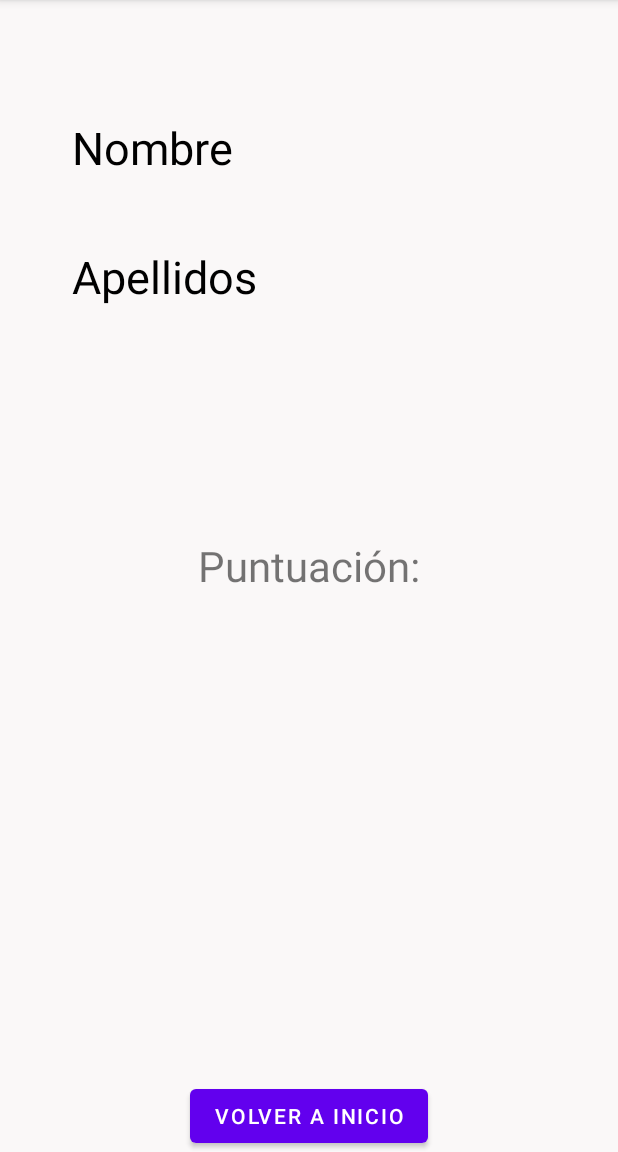
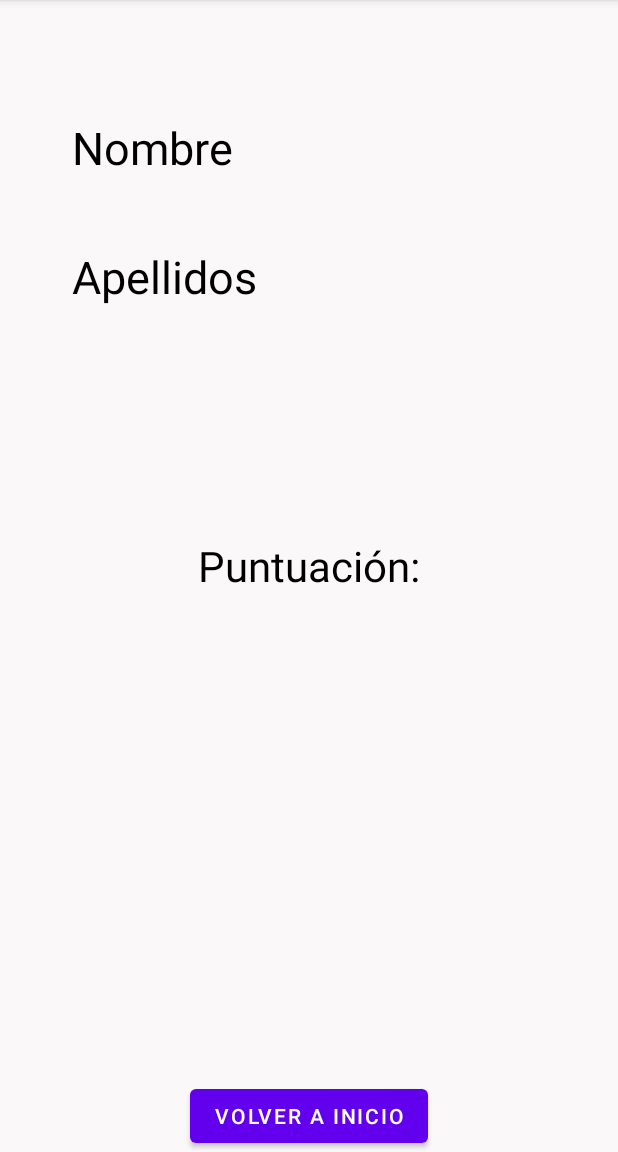
Before and after one commit to C0nf1cker/Software-Processes, an Android app: the Profile screen opened directly, with no data from a screen before it, on a phone screen of 412 x 824 dp, the part 84-1236 px from its top. Run offline under Robolectric (Android 15) with nearby library versions, the light colour scheme and no system bars.

Commit message:
no message

```diff
--- a/DataBase/app/src/main/res/layout/activity_profile.xml
+++ b/DataBase/app/src/main/res/layout/activity_profile.xml
@@ -62,6 +62,7 @@
         android:layout_height="wrap_content"
         android:layout_marginBottom="44dp"
         android:text="@string/score_text"
+        android:textColor="@color/black"
         android:textSize="28sp"
         app:layout_constraintBottom_toTopOf="@+id/userScore"
         app:layout_constraintEnd_toEndOf="parent"
```
Also changed, not shown: 1 other file.
